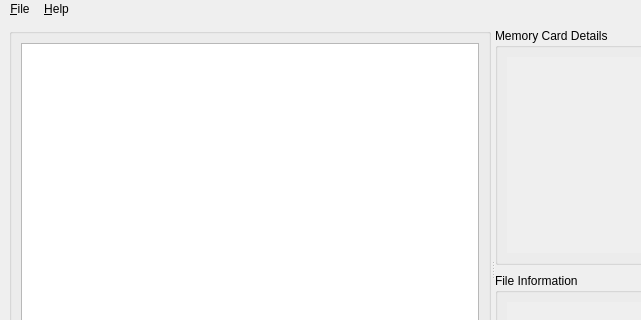
This is src/mcrecover/ui/McRecoverWindow.ui in GerbilSoft/mcrecover as Qt 5 draws it before an edit; both pictures show x 0 to 641 and y 0 to 320 of the 890 by 540 pixel window. The edited form follows.
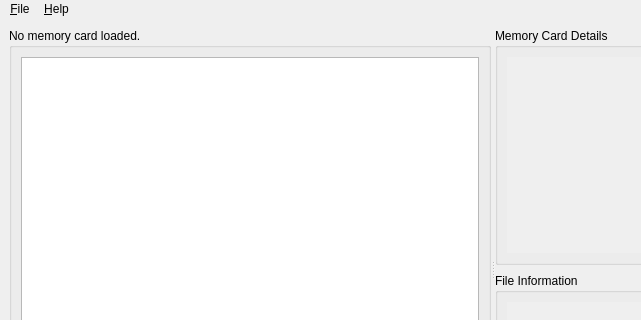
This is the edited form. Icons and pictures are not drawn. Custom widgets are drawn as their Qt base class.

Commit message:
McRecoverWindow: Display the filename in the window title.
ui/McRecoverWindow.ui: Don't translate the window or grpFileList titles.
These are dynamically set (and translated) in McRecoverWindow.cpp.

The edit to the form file:
```diff
--- a/src/mcrecover/ui/McRecoverWindow.ui
+++ b/src/mcrecover/ui/McRecoverWindow.ui
@@ -30,6 +30,9 @@
        <layout class="QVBoxLayout" name="vboxFileList">
         <item>
          <widget class="QGroupBox" name="grpFileList">
+          <property name="title">
+           <string notr="true">No memory card loaded.</string>
+          </property>
           <layout class="QVBoxLayout" name="vboxGrpFileList">
            <item>
             <widget class="QTreeView" name="lstFileList">
```
Left out of the diff: 2 changed lines with no effect on the pictures. The commit also changes 1 other file.
